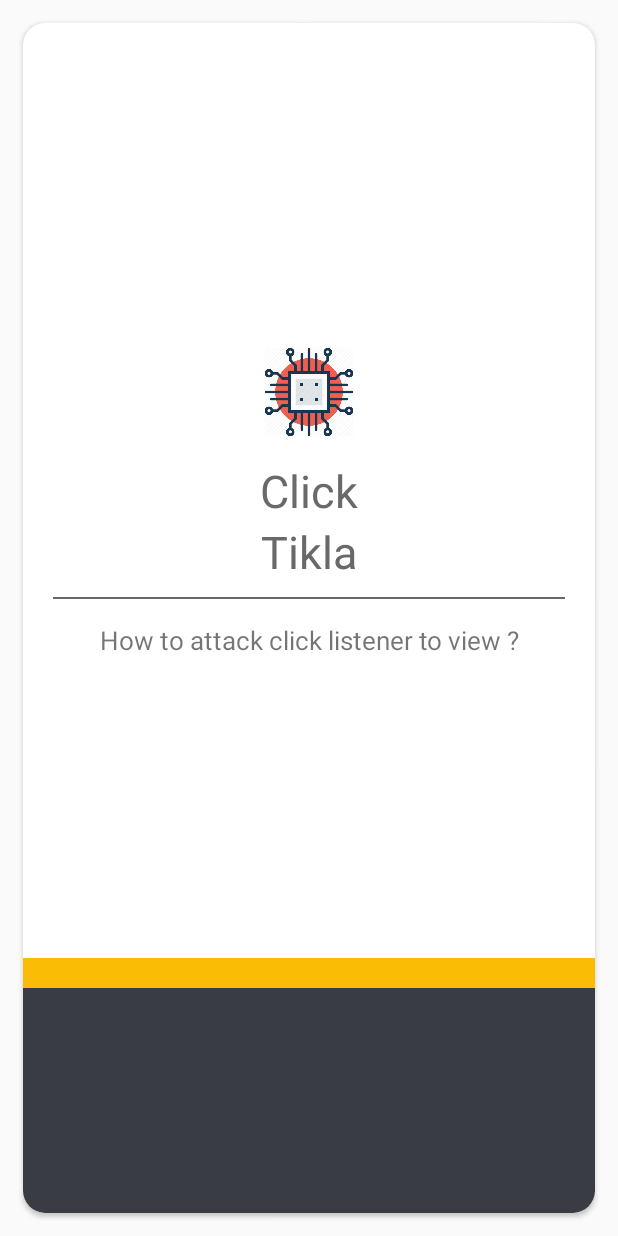
After one commit to ssengel/WordPoolAndroidApp, an Android app: the WordDetailActivity screen opened directly, with no data from a screen before it, on a phone screen of 412 x 824 dp. The commit adds this screen. Run offline under Robolectric (Android 15) with nearby library versions, the phone set to English and light mode, and no system bars; libraries missing offline, so code that uses them is left out: maes.tech.intentanim; network calls fail; 5 statements that could not run were skipped.

Commit message:
add word detail page

```diff
--- a/app/build.gradle
+++ b/app/build.gradle
@@ -23,9 +23,8 @@ dependencies {
     implementation 'com.android.support:appcompat-v7:27.1.1'
     implementation 'com.android.support.constraint:constraint-layout:1.1.3'
 
-    //implementation 'com.google.android.material:material:1.0.0-beta01'
-//    implementation 'com.google.cloud:google-cloud-translate:1.40.0'
 
+    implementation 'com.github.hajiyevelnur92:intentanimation:1.0'
 
     implementation 'com.android.support:design:27.1.1'
 
--- a/app/src/main/AndroidManifest.xml
+++ b/app/src/main/AndroidManifest.xml
@@ -31,7 +31,8 @@
                 <category android:name="android.intent.category.LAUNCHER" />
             </intent-filter>
         </activity>
-        <activity android:name=".PoolDetailActivity"></activity>
+        <activity android:name=".PoolDetailActivity" />
+        <activity android:name=".WordDetailActivity"></activity>
     </application>
 
 </manifest>
--- a/app/src/main/java/com/ssengel/wordpool/PoolDetailActivity.java
+++ b/app/src/main/java/com/ssengel/wordpool/PoolDetailActivity.java
@@ -26,8 +26,6 @@ public class PoolDetailActivity extends AppCompatActivity {
         setContentView(R.layout.activity_pool_detail);
 
         pool =(Pool) getIntent().getSerializableExtra("pool");
-
-
 
         init();
     }
--- /dev/null
+++ b/app/src/main/java/com/ssengel/wordpool/WordDetailActivity.java
@@ -0,0 +1,53 @@
+package com.ssengel.wordpool;
+
+import android.support.v7.app.AppCompatActivity;
+import android.os.Bundle;
+import android.widget.ImageView;
+import android.widget.TextView;
+
+import com.ssengel.wordpool.helper.CategoryToResorceId;
+import com.ssengel.wordpool.model.Word;
+
+import org.w3c.dom.Text;
+
+import maes.tech.intentanim.CustomIntent;
+
+public class WordDetailActivity extends AppCompatActivity {
+
+    private Word word;
+
+    private ImageView imgCategory;
+    private TextView txtEng;
+    private TextView txtTr;
+    private TextView txtSentence;
+
+    @Override
+    protected void onCreate(Bundle savedInstanceState) {
+        super.onCreate(savedInstanceState);
+        setContentView(R.layout.activity_word_detail);
+
+        word = (Word) getIntent().getExtras().get("word");
+        init();
+        setFields();
+    }
+
+    private void init(){
+        imgCategory = (ImageView) findViewById(R.id.imgCategory);
+        txtEng = (TextView) findViewById(R.id.txtEng);
+        txtTr = (TextView) findViewById(R.id.txtTr);
+        txtSentence = (TextView) findViewById(R.id.txtSentence);
+    }
+
+    private void setFields(){
+        imgCategory.setImageResource(CategoryToResorceId.getImageResource(word.getCategory()));
+        txtEng.setText(word.getEng());
+        txtTr.setText(word.getTr());
+        txtSentence.setText(word.getSentence());
+    }
+
+    @Override
+    public void finish() {
+        super.finish();
+        CustomIntent.customType(this,"right-to-left");
+    }
+}
--- a/app/src/main/java/com/ssengel/wordpool/adapter/WordListAdapter.java
+++ b/app/src/main/java/com/ssengel/wordpool/adapter/WordListAdapter.java
@@ -14,6 +14,7 @@ import android.widget.TextView;
 
 import com.ssengel.wordpool.PoolDetailActivity;
 import com.ssengel.wordpool.R;
+import com.ssengel.wordpool.WordDetailActivity;
 import com.ssengel.wordpool.helper.CategoryToResorceId;
 import com.ssengel.wordpool.model.Word;
 
@@ -21,6 +22,8 @@ import java.text.SimpleDateFormat;
 import java.util.ArrayList;
 import java.util.Date;
 import java.util.List;
+
+import maes.tech.intentanim.CustomIntent;
 
 public class WordListAdapter extends RecyclerView.Adapter<WordListAdapter.MyViewHolder> implements Filterable {
 
@@ -63,7 +66,7 @@ public class WordListAdapter extends RecyclerView.Adapter<WordListAdapter.MyView
     @Override
     public void onBindViewHolder(MyViewHolder holder, int position) {
 
-        Word word = wordListFiltered.get(position);
+        final Word word = wordListFiltered.get(position);
         Date date = word.getCreatedAt();
         int imgResorceId = CategoryToResorceId.getImageResource(word.getCategory());
 
@@ -77,6 +80,10 @@ public class WordListAdapter extends RecyclerView.Adapter<WordListAdapter.MyView
             @Override
             public void onClick(View v) {
                 //todo: Open Detail Word
+                Intent intent = new Intent(context,WordDetailActivity.class);
+                intent.putExtra("word", word);
+                context.startActivity(intent);
+                CustomIntent.customType(context,"left-to-right");
             }
         });
     }
--- a/app/src/main/java/com/ssengel/wordpool/helper/Config.java
+++ b/app/src/main/java/com/ssengel/wordpool/helper/Config.java
@@ -3,10 +3,9 @@ package com.ssengel.wordpool.helper;
 public class Config {
     public static String TOKEN = null;
     public static String USER_ID = null;
-    public static final String URL_ROOT = "http://192.168.1.34:8080/";
+    public static final String URL_ROOT = "http://192.168.0.36:8080/";
     public static final String URL_LOGIN = URL_ROOT + "login";
     public static String getUrlWord(){
         return URL_ROOT +"user/"+ USER_ID +"/word/";
     }
-
 }
--- /dev/null
+++ b/app/src/main/res/layout/activity_word_detail.xml
@@ -0,0 +1,96 @@
+<?xml version="1.0" encoding="utf-8"?>
+<android.support.constraint.ConstraintLayout
+    xmlns:android="http://schemas.android.com/apk/res/android"
+    xmlns:app="http://schemas.android.com/apk/res-auto"
+    xmlns:tools="http://schemas.android.com/tools"
+    android:layout_width="match_parent"
+    android:layout_height="match_parent"
+    tools:context=".WordDetailActivity">
+
+    <android.support.v7.widget.CardView
+        android:layout_margin="@dimen/card_margin"
+        android:layout_width="match_parent"
+        android:layout_height="match_parent"
+        android:elevation="3dp"
+        android:foreground="?attr/selectableItemBackground"
+        app:cardBackgroundColor="@color/windowBackground"
+        app:cardCornerRadius="@dimen/card_radius">
+
+        <LinearLayout
+            android:layout_width="match_parent"
+            android:layout_height="match_parent"
+            android:orientation="vertical">
+
+            <RelativeLayout
+                android:padding="20dp"
+                android:background="@color/windowBackground"
+                android:layout_width="match_parent"
+                android:layout_height="match_parent"
+                android:layout_weight="3">
+
+                <ImageView
+                    android:layout_centerInParent="true"
+                    android:layout_above="@+id/txtEng"
+                    android:layout_marginBottom="15dp"
+                    android:id="@+id/imgCategory"
+                    android:layout_width="60dp"
+                    android:layout_height="60dp"
+                    android:src="@drawable/img_electronic" />
+
+                <TextView
+                    android:layout_centerInParent="true"
+                    android:id="@+id/txtEng"
+                    android:layout_width="wrap_content"
+                    android:layout_height="wrap_content"
+                    android:text="Click"
+                    android:textColor="@color/textColorGray"
+                    android:textSize="30dp" />
+
+                <TextView
+                    android:id="@+id/txtTr"
+                    android:layout_centerInParent="true"
+                    android:layout_below="@id/txtEng"
+                    android:layout_width="wrap_content"
+                    android:layout_height="wrap_content"
+                    android:text="Tikla"
+                    android:textColor="@color/textColorGray"
+                    android:textSize="30dp" />
+                <View
+                    android:layout_marginTop="10dp"
+                    android:id="@+id/line"
+                    android:layout_below="@+id/txtTr"
+                    android:layout_width="match_parent"
+                    android:layout_height="1dp"
+                    android:background="@color/textColorGray" />
+                <TextView
+                    android:layout_marginTop="15dp"
+                    android:layout_below="@id/line"
+                    android:gravity="center_horizontal"
+                    android:id="@+id/txtSentence"
+                    android:layout_width="wrap_content"
+                    android:layout_height="wrap_content"
+                    android:layout_centerInParent="true"
+                    android:text="How to attack click listener to view ?"
+                    android:textSize="17dp" />
+
+
+            </RelativeLayout>
+
+
+            <RelativeLayout
+                android:layout_width="match_parent"
+                android:layout_height="match_parent"
+                android:layout_weight="11"
+                android:background="#393d43">
+                <View
+                    android:layout_alignParentTop="true"
+                    android:layout_width="match_parent"
+                    android:layout_height="20dp"
+                    android:background="@color/timeColor" />
+
+            </RelativeLayout>
+
+        </LinearLayout>
+    </android.support.v7.widget.CardView>
+
+</android.support.constraint.ConstraintLayout>
--- a/app/src/main/res/layout/fragment_random.xml
+++ b/app/src/main/res/layout/fragment_random.xml
@@ -15,7 +15,8 @@
         app:flipDuration="300"
         app:flipEnabled="true"
         app:flipFrom="right"
-        app:flipOnTouch="true"
+
+        android:clickable="true"
         app:flipType="horizontal">
 
         <!-- Back Layout Goes Here -->
--- a/build.gradle
+++ b/build.gradle
@@ -19,6 +19,7 @@ allprojects {
     repositories {
         google()
         jcenter()
+        maven { url 'https://jitpack.io'}
     }
 }
 
```
